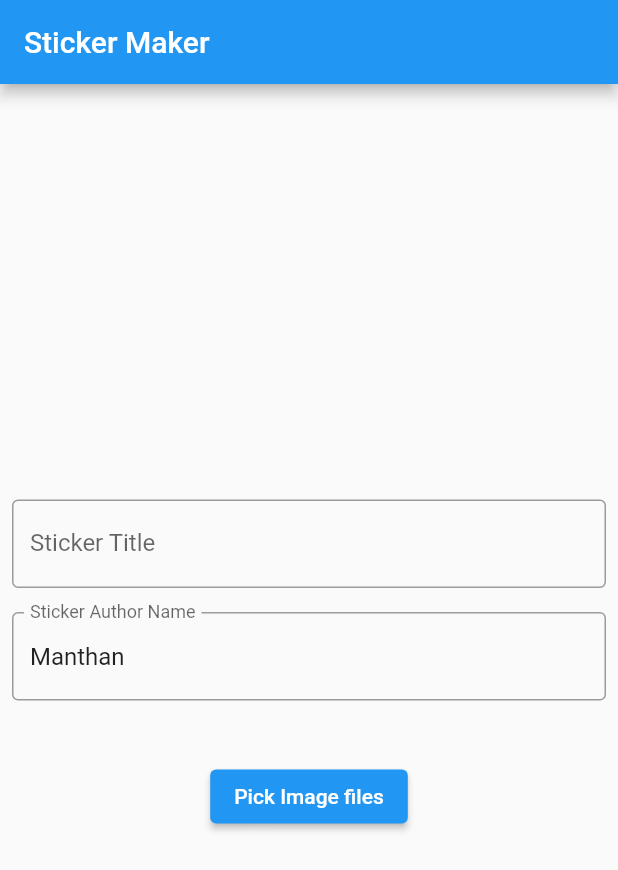
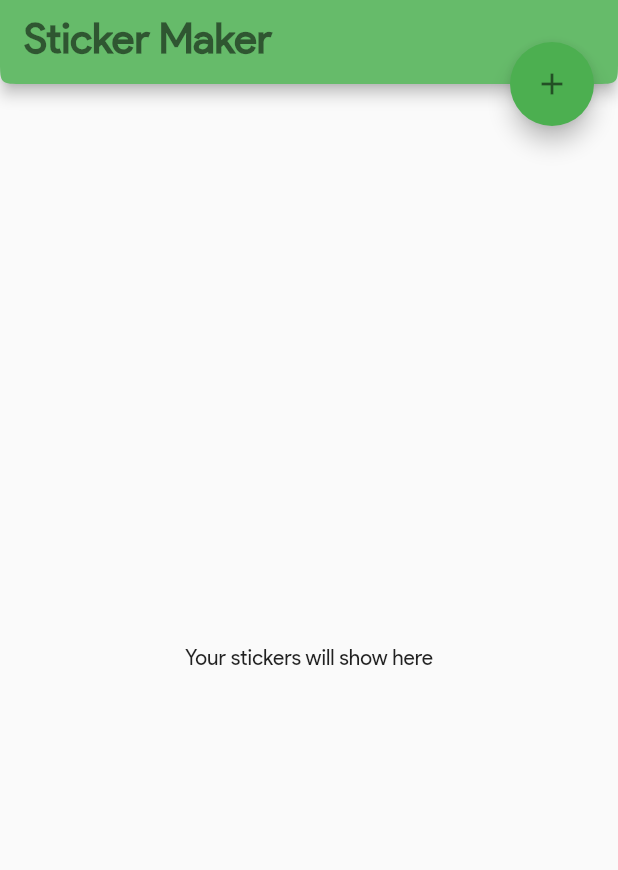
Before and after one commit to mstech66/stickermaker, a Flutter app: the screen it shows after launch, on a phone screen of 412 x 824 dp. Shown: the top 870 px of the screen. Run offline on Flutter 3.47's test engine with Material 2 defaults, Android fonts, the phone set to English and light mode, and no system bars; our stand-ins replace file_picker, flutter_image_compress, lottie; missing offline and left inert: whatsapp_stickers.

Commit message:
Updated UI

```diff
--- a/lib/data/sticker.dart
+++ b/lib/data/sticker.dart
@@ -1,5 +1,3 @@
-import 'package:flutter/cupertino.dart';
-
 class Sticker {
   String _name;
   String _publisher;
--- a/lib/main.dart
+++ b/lib/main.dart
@@ -1,13 +1,6 @@
-import 'dart:io';
-import 'dart:typed_data';
-
-import 'package:file_picker/file_picker.dart';
 import 'package:flutter/material.dart';
-import 'package:image/image.dart';
-import 'package:path_provider/path_provider.dart';
-import 'package:whatsapp_stickers/exceptions.dart';
-import 'package:whatsapp_stickers/whatsapp_stickers.dart';
-import 'package:flutter_image_compress/flutter_image_compress.dart';
+import 'package:stickermaker/pages/add_sticker.dart';
+import 'package:stickermaker/pages/sticker_list.dart';
 
 void main() {
   runApp(AppRoot());
@@ -18,128 +11,33 @@ class AppRoot extends StatefulWidget {
   State<AppRoot> createState() => _AppRootState();
 }
 
-class _AppRootState extends State<AppRoot> {
+class _AppRootState extends State<AppRoot> with TickerProviderStateMixin {
   final _messengerKey = GlobalKey<ScaffoldMessengerState>();
+  final primaryColor = Colors.green[400];
+  final accentColor = Colors.black54;
+
+  @override
+  void initState() {
+    super.initState();
+  }
 
   @override
   Widget build(BuildContext context) {
     return MaterialApp(
       scaffoldMessengerKey: _messengerKey,
-      home: Scaffold(
-        appBar: AppBar(
-          title: Text('Sticker Maker'),
-        ),
-        body: Container(
-          child: Column(
-            children: <Widget>[
-              Center(
-                child: Padding(
-                  padding: const EdgeInsets.all(8.0),
-                  child: TextFormField(
-                    decoration: InputDecoration(
-                        labelText: 'Sticker Title',
-                        border: OutlineInputBorder()),
-                  ),
-                ),
-              ),
-              Center(
-                child: Padding(
-                  padding: const EdgeInsets.all(8.0),
-                  child: TextFormField(
-                    initialValue: 'Manthan',
-                    decoration: InputDecoration(
-                        labelText: 'Sticker Author Name',
-                        border: OutlineInputBorder()),
-                  ),
-                ),
-              ),
-              Padding(
-                padding: const EdgeInsets.only(top: 32.0),
-                child: ElevatedButton(
-                  child: Text('Pick Image files'),
-                  onPressed: () async {
-                    FilePickerResult result = await FilePicker.platform
-                        .pickFiles(allowMultiple: true);
-                    if (result != null) {
-                      List<File> fileList =
-                          result.paths.map((e) => File(e)).toList();
-                      installFromFileList(fileList, context);
-                    } else {
-                      print('No Files Chosen!');
-                    }
-                  },
-                ),
-              ),
-            ],
-            crossAxisAlignment: CrossAxisAlignment.center,
-            mainAxisAlignment: MainAxisAlignment.center,
-            mainAxisSize: MainAxisSize.max,
-          ),
-        ),
+      theme: ThemeData(
+        fontFamily: 'ProductSans',
+        primaryColor: primaryColor,
+        accentColor: accentColor,
+        textTheme: TextTheme(
+          headline1: TextStyle(fontSize: 28.0, color: accentColor, fontWeight: FontWeight.bold),
+          headline2: TextStyle(fontSize: 36.0, color: accentColor)
+        )
       ),
+      home: StickerList(),
+      routes: <String, WidgetBuilder> {
+        '/addSticker': (BuildContext context) => new AddSticker(),
+      },
     );
   }
-
-  Future installFromFileList(List<File> fileList, context) async {
-    var stickerPack = WhatsappStickers(
-      identifier: 'TestDemo6667',
-      name: 'Cuppy Flutter WhatsApp Stickers',
-      publisher: 'John Doe',
-      trayImageFileName:
-          WhatsappStickerImage.fromAsset('assets/tray_Cuppy.png'),
-      publisherWebsite: '',
-      privacyPolicyWebsite: '',
-      licenseAgreementWebsite: '',
-    );
-
-    addImagesToWhatsapp(fileList, stickerPack).then((_) async {
-      try {
-        await stickerPack.sendToWhatsApp();
-      } on WhatsappStickersException catch (e) {
-        print(e.cause);
-        _messengerKey.currentState
-            .showSnackBar(SnackBar(content: Text(e.cause)));
-      }
-    });
-  }
-
-  convertFileToWebp(File file) async {
-    final directory = await getApplicationDocumentsDirectory();
-    final imageFile = file.path.split('/').last.split('.').first;
-    Uint8List imageData = await file.readAsBytes();
-    imageData = Uint8List.fromList(imageData);
-    print('imgData is $imageData');
-    final result = await FlutterImageCompress.compressWithList(imageData,
-        minHeight: 512,
-        minWidth: 512,
-        quality: 90,
-        format: CompressFormat.webp);
-    print('result is $result');
-    final tempPath = await File('${directory.path}/$imageFile.webp').create();
-    print('tempPath is $tempPath');
-    File resultFile = await tempPath.writeAsBytes(result);
-    return resultFile;
-  }
-
-  Future<File> resizeAndCropImage(File file) async {
-    final directory = await getApplicationDocumentsDirectory();
-    final imageFile = file.path.split('/').last.split('.').first;
-    var image = decodeImage(file.readAsBytesSync());
-    var resized = copyResizeCropSquare(image, 512);
-    Future<File> resizedFile = File('${directory.path}/$imageFile.png')
-        .writeAsBytes(encodePng(resized));
-    return resizedFile;
-  }
-
-  Future addImagesToWhatsapp(fileList, stickerPack) {
-    return Future.forEach(fileList, (file) async {
-      await resizeAndCropImage(file).then((resizedFile) async {
-        File imgFile = await convertFileToWebp(resizedFile);
-        WhatsappStickerImage stickerImage =
-            WhatsappStickerImage.fromFile(imgFile.path);
-        const emojis = ['🙂', '😛'];
-        stickerPack.addSticker(stickerImage, emojis);
-      });
-    });
-  }
 }
--- /dev/null
+++ b/lib/pages/sticker_list.dart
@@ -0,0 +1,67 @@
+import 'package:flutter/material.dart';
+import 'package:lottie/lottie.dart';
+
+class StickerList extends StatefulWidget {
+  const StickerList({Key key}) : super(key: key);
+
+  @override
+  _StickerListState createState() => _StickerListState();
+}
+
+class _StickerListState extends State<StickerList>
+    with TickerProviderStateMixin {
+  final primaryColor = Colors.green[400];
+  final accentColor = Colors.green[500];
+  AnimationController _animationController;
+  bool _isPlaying = false;
+
+  @override
+  void initState() {
+    // TODO: implement initState
+    super.initState();
+    _animationController =
+        AnimationController(vsync: this, duration: Duration(milliseconds: 200));
+  }
+
+  @override
+  Widget build(BuildContext context) {
+    return Scaffold(
+        appBar: AppBar(
+            automaticallyImplyLeading: false,
+            backgroundColor: primaryColor,
+            title: Text(
+              'Sticker Maker',
+              style: Theme.of(context).textTheme.headline1,
+            ),
+            shape: ContinuousRectangleBorder(
+                borderRadius: BorderRadius.only(
+                    bottomLeft: Radius.circular(16),
+                    bottomRight: Radius.circular(16)))),
+        floatingActionButtonLocation: FloatingActionButtonLocation.endTop,
+        floatingActionButton: FloatingActionButton(
+          backgroundColor: accentColor,
+          onPressed: () {
+            animateFab();
+            Navigator.pushNamed(context, '/addSticker');
+            // _messengerKey.currentState
+            //     .showSnackBar(SnackBar(content: Text('Coming Soon...')));
+          },
+          child: Icon(
+            Icons.add,
+            color: Theme.of(context).accentColor,
+          ),
+        ),
+        body: Center(
+          child: Text('Your stickers will show here'),
+        ));
+  }
+
+  animateFab() {
+    setState(() {
+      _isPlaying = !_isPlaying;
+      _isPlaying
+          ? _animationController.forward()
+          : _animationController.reverse();
+    });
+  }
+}
```
Also changed, not shown: assets/lottie/add_close.json (added, +1 -0 lines), lib/pages/add_sticker.dart (added, +157 -0 lines), pubspec.yaml (+7 -1 lines), assets/fonts/ProductSans-Regular.ttf (added), pubspec.lock.
